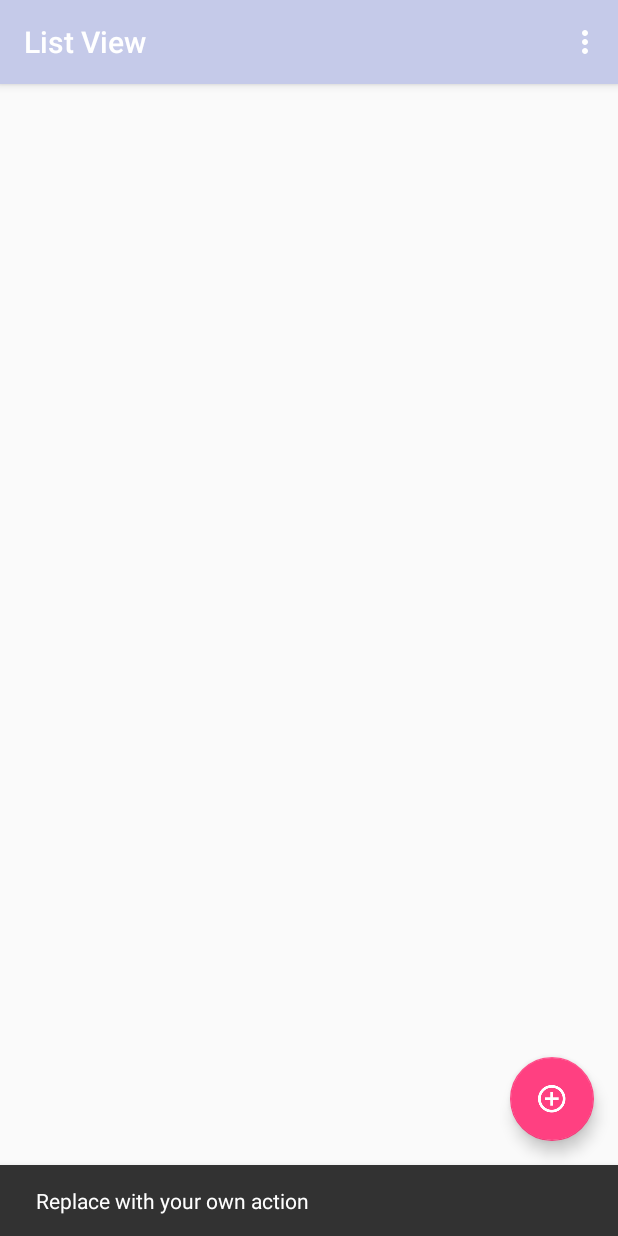
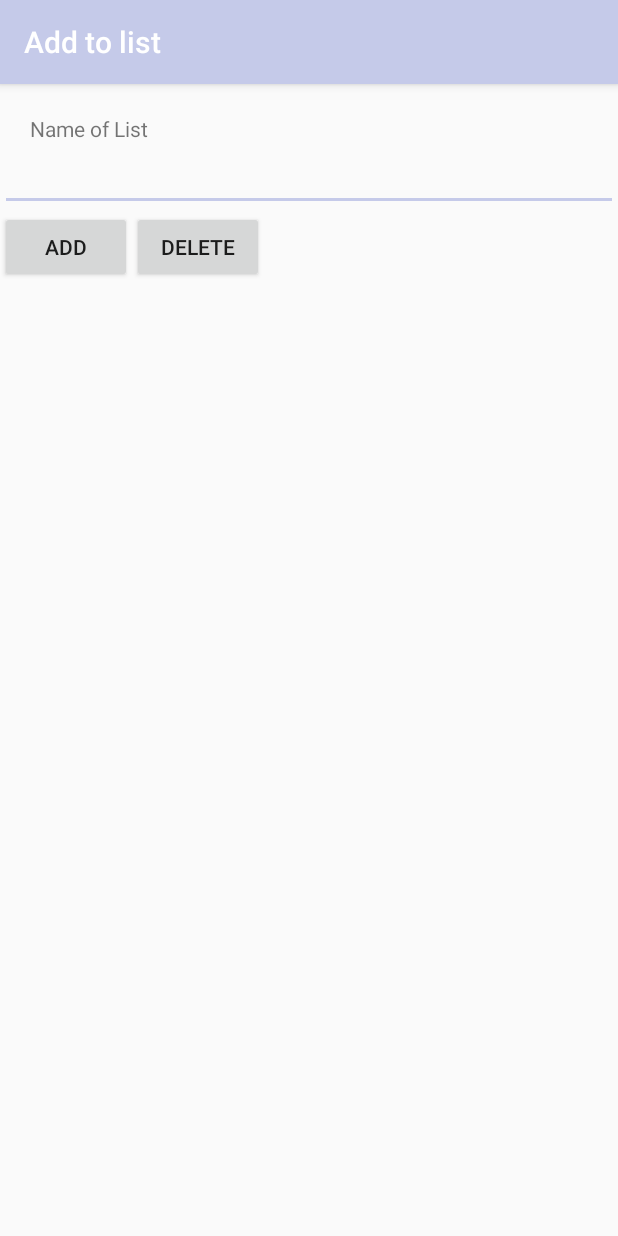
Before and after one commit to AxmetES/conrtol_19.04.18_room_db, an Android app: the screen it shows after launch (MainActivity before the commit, AddToMainListActivity after it), after a tap on an icon or button, on a phone screen of 412 x 824 dp. Run offline under Robolectric (Android 15) with nearby library versions, the phone set to English and light mode, and no system bars.

```diff
--- a/app/build.gradle
+++ b/app/build.gradle
@@ -19,6 +19,7 @@ android {
 }
 
 
+
 dependencies {
     implementation fileTree(dir: 'libs', include: ['*.jar'])
     implementation 'com.android.support:appcompat-v7:26.1.0'
--- a/app/src/main/AndroidManifest.xml
+++ b/app/src/main/AndroidManifest.xml
@@ -10,7 +10,7 @@
         android:supportsRtl="true"
         android:theme="@style/AppTheme">
         <activity
-            android:name=".MainActivity"
+            android:name=".Activitys.MainActivity"
             android:label="@string/app_name"
             android:theme="@style/AppTheme.NoActionBar">
             <intent-filter>
@@ -19,7 +19,8 @@
                 <category android:name="android.intent.category.LAUNCHER" />
             </intent-filter>
         </activity>
-        <activity android:name=".SecondActivity"></activity>
+        <activity android:name=".Activitys.SecondActivity" />
+        <activity android:name=".Activitys.AddToMainListActivity"></activity>
     </application>
 
 </manifest>
--- /dev/null
+++ b/app/src/main/java/com/appcontroll/appcontroll_lists_db/Activitys/AddToMainListActivity.java
@@ -0,0 +1,46 @@
+package com.appcontroll.appcontroll_lists_db.Activitys;
+
+import android.support.v7.app.AppCompatActivity;
+import android.os.Bundle;
+import android.view.View;
+import android.widget.Button;
+import android.widget.EditText;
+
+import com.appcontroll.appcontroll_lists_db.R;
+
+public class AddToMainListActivity extends AppCompatActivity implements View.OnClickListener {
+    Button addBtn, deleteBtn;
+    EditText etListName;
+
+
+    @Override
+    protected void onCreate(Bundle savedInstanceState) {
+        super.onCreate(savedInstanceState);
+        setContentView(R.layout.activity_add_to_main_list);
+        setTitle("Add to list");
+
+        addBtn = (Button)findViewById(R.id.add_tolist_btn);
+        addBtn.setOnClickListener(this);
+        deleteBtn = (Button)findViewById(R.id.delete_tolist_btn);
+        deleteBtn.setOnClickListener(this);
+
+        etListName = (EditText)findViewById(R.id.add_edit_tolist);
+
+
+    }
+
+    @Override
+    public void onClick(View v) {
+        String listName  = etListName.getText().toString();
+
+        switch (v.getId()){
+            case R.id.add_tolist_btn:
+            //todo
+                break;
+            case R.id.delete_tolist_btn:
+                //todo
+                break;
+        }
+
+    }
+}
--- /dev/null
+++ b/app/src/main/java/com/appcontroll/appcontroll_lists_db/Activitys/MainActivity.java
@@ -0,0 +1,38 @@
+package com.appcontroll.appcontroll_lists_db.Activitys;
+
+import android.content.Intent;
+import android.os.Bundle;
+import android.support.design.widget.FloatingActionButton;
+import android.support.design.widget.Snackbar;
+import android.support.v7.app.AppCompatActivity;
+import android.support.v7.widget.Toolbar;
+import android.util.Log;
+import android.view.View;
+import android.view.Menu;
+import android.view.MenuItem;
+
+import com.appcontroll.appcontroll_lists_db.R;
+
+public class MainActivity extends AppCompatActivity {
+    FloatingActionButton fab;
+    private static final String TAG = "MainActivity";
+
+
+    @Override
+    protected void onCreate(Bundle savedInstanceState) {
+        super.onCreate(savedInstanceState);
+        setContentView(R.layout.activity_main);
+
+        Toolbar toolbar = (Toolbar) findViewById(R.id.toolbar);
+        setSupportActionBar(toolbar);
+
+        fab =  findViewById(R.id.fab);
+        fab.setOnClickListener(new View.OnClickListener() {
+            @Override
+            public void onClick(View v) {
+                Log.d(TAG,"onClick");
+                startActivity(new Intent(MainActivity.this, AddToMainListActivity.class));
+            }
+        });
+    }
+}
--- a/app/src/main/java/com/appcontroll/appcontroll_lists_db/SecondActivity.java
+++ b/app/src/main/java/com/appcontroll/appcontroll_lists_db/Activitys/SecondActivity.java
@@ -1,9 +1,11 @@
-package com.appcontroll.appcontroll_lists_db;
+package com.appcontroll.appcontroll_lists_db.Activitys;
 
 import android.content.Intent;
 import android.support.v7.app.AppCompatActivity;
 import android.os.Bundle;
 import android.widget.TextView;
+
+import com.appcontroll.appcontroll_lists_db.R;
 
 public class SecondActivity extends AppCompatActivity {
 
--- a/app/src/main/java/com/appcontroll/appcontroll_lists_db/EntityItemListDAO.java
+++ b/app/src/main/java/com/appcontroll/appcontroll_lists_db/EntityItemListDAO.java
@@ -4,6 +4,9 @@ import android.arch.persistence.room.Dao;
 import android.arch.persistence.room.Delete;
 import android.arch.persistence.room.Insert;
 import android.arch.persistence.room.Query;
+
+import com.appcontroll.appcontroll_lists_db.Entitys.EntityItemList;
+import com.appcontroll.appcontroll_lists_db.Entitys.TodoList;
 
 import java.util.List;
 
@@ -13,6 +16,7 @@ import java.util.List;
 
 @Dao
 public interface EntityItemListDAO {
+
     @Insert
     void insertAll(EntityItemList entityItemList);
 
--- a/app/src/main/java/com/appcontroll/appcontroll_lists_db/EntityItemListDB.java
+++ b/app/src/main/java/com/appcontroll/appcontroll_lists_db/EntityItemListDB.java
@@ -2,6 +2,8 @@ package com.appcontroll.appcontroll_lists_db;
 
 import android.arch.persistence.room.Database;
 import android.arch.persistence.room.RoomDatabase;
+
+import com.appcontroll.appcontroll_lists_db.Entitys.EntityItemList;
 
 /**
  * Created by АхметжановЕ on 19.04.2018.
--- a/app/src/main/java/com/appcontroll/appcontroll_lists_db/EntityItemList.java
+++ b/app/src/main/java/com/appcontroll/appcontroll_lists_db/Entitys/EntityItemList.java
@@ -1,11 +1,9 @@
-package com.appcontroll.appcontroll_lists_db;
+package com.appcontroll.appcontroll_lists_db.Entitys;
 
 import android.arch.persistence.room.Entity;
 import android.arch.persistence.room.PrimaryKey;
 
 import java.util.ArrayList;
-import java.util.List;
-import java.util.UUID;
 
 /**
  * Created by АхметжановЕ on 19.04.2018.
--- a/app/src/main/java/com/appcontroll/appcontroll_lists_db/ListAdaper.java
+++ b/app/src/main/java/com/appcontroll/appcontroll_lists_db/ListAdaper.java
@@ -1,13 +1,14 @@
 package com.appcontroll.appcontroll_lists_db;
 
 import android.content.Context;
-import android.graphics.BitmapFactory;
 import android.support.v7.widget.RecyclerView;
 import android.view.View;
 import android.view.ViewGroup;
-import android.content.Context;
 import android.content.Intent;
 import android.widget.TextView;
+
+import com.appcontroll.appcontroll_lists_db.Activitys.SecondActivity;
+import com.appcontroll.appcontroll_lists_db.Entitys.EntityItemList;
 
 import java.util.List;
 
--- a/app/src/main/java/com/appcontroll/appcontroll_lists_db/MainActivity.java
+++ /dev/null
@@ -1,59 +0,0 @@
-package com.appcontroll.appcontroll_lists_db;
-
-import android.os.Bundle;
-import android.support.design.widget.FloatingActionButton;
-import android.support.design.widget.Snackbar;
-import android.support.v7.app.AppCompatActivity;
-import android.support.v7.widget.Toolbar;
-import android.view.View;
-import android.view.Menu;
-import android.view.MenuItem;
-
-public class MainActivity extends AppCompatActivity {
-
-    @Override
-    protected void onCreate(Bundle savedInstanceState) {
-        super.onCreate(savedInstanceState);
-        setContentView(R.layout.activity_main);
-
-
-
-
-        Toolbar toolbar = (Toolbar) findViewById(R.id.toolbar);
-        setSupportActionBar(toolbar);
-
-        FloatingActionButton fab = (FloatingActionButton) findViewById(R.id.fab);
-        fab.setOnClickListener(new View.OnClickListener() {
-            @Override
-            public void onClick(View view) {
-                Snackbar.make(view, "Replace with your own action", Snackbar.LENGTH_LONG)
-                        .setAction("Action", null).show();
-            }
-        });
-    }
-
-
-
-
-    @Override
-    public boolean onCreateOptionsMenu(Menu menu) {
-        // Inflate the menu; this adds items to the action bar if it is present.
-        getMenuInflater().inflate(R.menu.menu_main, menu);
-        return true;
-    }
-
-    @Override
-    public boolean onOptionsItemSelected(MenuItem item) {
-        // Handle action bar item clicks here. The action bar will
-        // automatically handle clicks on the Home/Up button, so long
-        // as you specify a parent activity in AndroidManifest.xml.
-        int id = item.getItemId();
-
-        //noinspection SimplifiableIfStatement
-        if (id == R.id.action_settings) {
-            return true;
-        }
-
-        return super.onOptionsItemSelected(item);
-    }
-}
--- /dev/null
+++ b/app/src/main/res/layout/activity_add_to_main_list.xml
@@ -0,0 +1,39 @@
+<?xml version="1.0" encoding="utf-8"?>
+<android.support.constraint.ConstraintLayout
+    xmlns:android="http://schemas.android.com/apk/res/android"
+    xmlns:app="http://schemas.android.com/apk/res-auto"
+    xmlns:tools="http://schemas.android.com/tools"
+    android:layout_width="match_parent"
+    android:layout_height="match_parent"
+    tools:context="com.appcontroll.appcontroll_lists_db.Activitys.AddToMainListActivity">
+
+    <TextView
+        android:id="@+id/add_text_title_tolist"
+        android:layout_width="match_parent"
+        android:layout_height="wrap_content"
+        app:layout_constraintTop_toTopOf="parent"
+        android:layout_margin="20dp"
+        android:text="Name of List"/>
+
+    <EditText
+        android:id="@+id/add_edit_tolist"
+        android:layout_width="match_parent"
+        android:layout_height="wrap_content"
+      app:layout_constraintTop_toBottomOf="@+id/add_text_title_tolist" />
+    <Button
+        android:id="@+id/add_tolist_btn"
+        android:layout_width="wrap_content"
+        android:layout_height="wrap_content"
+        app:layout_constraintTop_toBottomOf="@+id/add_edit_tolist"
+        android:text="add"/>
+    <Button
+        android:id="@+id/delete_tolist_btn"
+        android:layout_width="wrap_content"
+        android:layout_height="wrap_content"
+        app:layout_constraintStart_toEndOf="@id/add_tolist_btn"
+        app:layout_constraintTop_toBottomOf="@+id/add_edit_tolist"
+        android:text="delete"/>
+
+
+
+</android.support.constraint.ConstraintLayout>
--- a/app/src/main/res/layout/activity_main.xml
+++ b/app/src/main/res/layout/activity_main.xml
@@ -4,7 +4,7 @@
     xmlns:tools="http://schemas.android.com/tools"
     android:layout_width="match_parent"
     android:layout_height="match_parent"
-    tools:context="com.appcontroll.appcontroll_lists_db.MainActivity">
+    tools:context="com.appcontroll.appcontroll_lists_db.Activitys.MainActivity">
 
     <android.support.design.widget.AppBarLayout
         android:layout_width="match_parent"
--- a/app/src/main/res/layout/activity_second.xml
+++ b/app/src/main/res/layout/activity_second.xml
@@ -4,6 +4,6 @@
     xmlns:tools="http://schemas.android.com/tools"
     android:layout_width="match_parent"
     android:layout_height="match_parent"
-    tools:context="com.appcontroll.appcontroll_lists_db.SecondActivity">
+    tools:context="com.appcontroll.appcontroll_lists_db.Activitys.SecondActivity">
 
 </android.support.constraint.ConstraintLayout>
--- a/app/src/main/res/layout/content_main.xml
+++ b/app/src/main/res/layout/content_main.xml
@@ -5,7 +5,7 @@
     android:layout_width="match_parent"
     android:layout_height="match_parent"
     app:layout_behavior="@string/appbar_scrolling_view_behavior"
-    tools:context="com.appcontroll.appcontroll_lists_db.MainActivity"
+    tools:context="com.appcontroll.appcontroll_lists_db.Activitys.MainActivity"
     tools:showIn="@layout/activity_main">
 
     <android.support.v7.widget.RecyclerView
--- a/app/src/main/res/menu/menu_main.xml
+++ b/app/src/main/res/menu/menu_main.xml
@@ -1,7 +1,7 @@
 <menu xmlns:android="http://schemas.android.com/apk/res/android"
     xmlns:app="http://schemas.android.com/apk/res-auto"
     xmlns:tools="http://schemas.android.com/tools"
-    tools:context="com.appcontroll.appcontroll_lists_db.MainActivity">
+    tools:context="com.appcontroll.appcontroll_lists_db.Activitys.MainActivity">
     <item
         android:id="@+id/action_settings"
         android:orderInCategory="100"
--- a/app/src/main/res/values/colors.xml
+++ b/app/src/main/res/values/colors.xml
@@ -1,6 +1,6 @@
 <?xml version="1.0" encoding="utf-8"?>
 <resources>
-    <color name="colorPrimary">#3F51B5</color>
-    <color name="colorPrimaryDark">#303F9F</color>
-    <color name="colorAccent">#FF4081</color>
+    <color name="colorPrimary">#C5CAE9</color>
+    <color name="colorPrimaryDark">#C5CAE9</color>
+    <color name="colorAccent">#C5CAE9</color>
 </resources>
--- a/build.gradle
+++ b/build.gradle
@@ -7,7 +7,7 @@ buildscript {
         jcenter()
     }
     dependencies {
-        classpath 'com.android.tools.build:gradle:3.1.0'
+        classpath 'com.android.tools.build:gradle:3.1.1'
 
 
         // NOTE: Do not place your application dependencies here; they belong
--- a/gradle.properties
+++ b/gradle.properties
@@ -10,7 +10,7 @@
 # Specifies the JVM arguments used for the daemon process.
 # The setting is particularly useful for tweaking memory settings.
 org.gradle.jvmargs=-Xmx1536m
-android.enableAapt2=false
+#android.enableAapt2=false
 
 
 # When configured, Gradle will run in incubating parallel mode.
```
Also changed, not shown: app/src/main/java/com/appcontroll/appcontroll_lists_db/Entitys/TodoList.java (renamed from app/src/main/java/com/appcontroll/appcontroll_lists_db/TodoList.java, +2 -5 lines).
